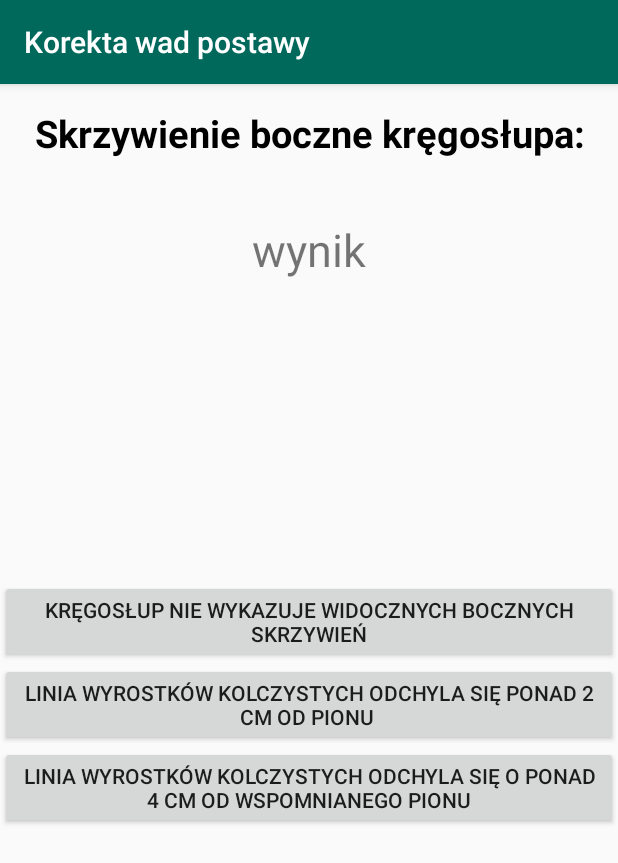
After one commit to Kb861/ProjInzynierski, an Android app: the TestActivity screen opened directly, with no data from a screen before it, on a phone screen of 412 x 824 dp. The commit adds this screen. Shown: the top 863 px of the screen. Run offline under Robolectric (Android 15) with nearby library versions, the phone set to English and light mode, and no system bars; our stand-ins replace ButterKnife.

Commit message:
ExamFragment start

```diff
--- a/app/build.gradle
+++ b/app/build.gradle
@@ -51,5 +51,4 @@ dependencies {
     implementation 'com.github.PhilJay:MPAndroidChart:v3.0.3'
 
 
-
 }
--- a/app/src/main/AndroidManifest.xml
+++ b/app/src/main/AndroidManifest.xml
@@ -52,7 +52,8 @@
         <activity
             android:name=".Statistics.TabStatisticActivity"
             android:label="@string/title_activity_tab_statistic"
-            android:theme="@style/AppTheme.NoActionBar"></activity>
+            android:theme="@style/AppTheme.NoActionBar" />
+        <activity android:name=".Exam.TestActivity"></activity>
     </application>
 
 </manifest>
--- /dev/null
+++ b/app/src/main/java/com/example/ketri/korektawadpostawy/Exam/Questions.java
@@ -0,0 +1,47 @@
+package com.example.ketri.korektawadpostawy.Exam;
+
+import java.security.PrivateKey;
+
+/**
+ * Created by ketri on 23.10.2018.
+ */
+
+public class Questions {
+
+    public String Questions[] = {
+            "Ustawienie głowy:",
+            "Ustawienie barków:",
+            "Ustawienie i kształt klatki piersiowej:",
+            "Ustawienie łopatek:",
+            "Skrzywienie boczne kręgosłupa:",
+            "Ustawienie brzucha:"
+    };
+    private String Choices[] []={
+            {"nos nie wystaje przed pion przechodzący przez górną część rękojeści mostka", "twarz nie wystaje w przód przed pion przechodzący przez rękojeść mostka", "twarz wystaje w przód przed rękojeść mostka, głowa jest silnie pochylona do przodu"},
+            {"szczyt barków znajduje się na tle tylnej części szyi", "szczyt barków znajduje się na tle przedniej części szyi", "szczyt barków znajduje się przed konturem szyi"},
+            {"klatka piersiowa dobrze wykształcona", "klatka piersiowa nieco spłaszczona", "klatka piersiowa płaska"},
+            {"łopatki tworzą jednolita płaszczyznę pleców", "łopatki odstają od konturu pleców na więcej niż jeden palec", "łopatki odstają od konturu pleców na więcej niż 2 palce"},
+            {"kręgosłup nie wykazuje widocznych bocznych skrzywień", "linia wyrostków kolczystych odchyla się ponad 2 cm od pionu ", "linia wyrostków kolczystych odchyla się o ponad 4 cm od wspomnianego pionu"},
+            {"brzuch płaski", "brzuch uwypuklony, nie występujący przed linią klatki piersiowej", "brzuch obwisły, wystający poza linię klatki piersiowej"}
+    };
+
+    public String getQuestion(int a){
+        String question = Questions[a];
+        return question;
+    }
+
+    public String getChoice1(int a){
+        String choice = Choices[a][0];
+        return choice;
+    }
+
+    public String getChoice2(int a){
+        String choice = Choices[a][1];
+        return choice;
+    }
+
+    public String getChoice3(int a){
+        String choice = Choices[a][2];
+        return choice;
+    }
+}
--- /dev/null
+++ b/app/src/main/java/com/example/ketri/korektawadpostawy/Exam/TestActivity.java
@@ -0,0 +1,132 @@
+package com.example.ketri.korektawadpostawy.Exam;
+
+import android.content.DialogInterface;
+import android.content.Intent;
+import android.support.v7.app.AlertDialog;
+import android.support.v7.app.AppCompatActivity;
+import android.os.Bundle;
+import android.view.View;
+import android.widget.Button;
+import android.widget.TextView;
+import android.widget.Toast;
+
+import com.example.ketri.korektawadpostawy.R;
+
+import java.util.Random;
+
+import butterknife.BindView;
+import butterknife.ButterKnife;
+import butterknife.OnClick;
+
+public class TestActivity extends AppCompatActivity {
+
+    private Questions questions=new Questions();
+    private int QuestionLength=questions.Questions.length;
+    Random r;
+    private  String defect;
+
+    @BindView(R.id.score)
+    TextView score;
+
+    @BindView(R.id.question)
+    TextView question;
+
+    @BindView(R.id.answer1)
+    Button answer1;
+
+    @BindView(R.id.answer2)
+    Button answer2;
+
+    @BindView(R.id.answer3)
+    Button answer3;
+
+    @OnClick(R.id.answer1)
+    void onClick1(View view) {
+        updateQuestion(r.nextInt(QuestionLength));
+    }
+
+    @OnClick(R.id.answer2)
+    void onClick2(View view) {
+        updateQuestion(r.nextInt(QuestionLength));
+
+
+    }
+
+    @OnClick(R.id.answer3)
+    void onClick3(View view) {
+        if(question.getText() == "Skrzywienie boczne kręgosłupa:")
+        {
+            defect ="skolioza";
+           // score.setText("Prawdopodona skolioza");
+            info();
+            updateQuestion(r.nextInt(QuestionLength));
+
+        }
+        if(question.getText() == "Ustawienie głowy:")
+        {
+            score.setText("Prawdopodona kifoza");
+            updateQuestion(r.nextInt(QuestionLength));
+
+        }
+        if(question.getText() == "Ustawienie barków:")
+        {
+            score.setText("Prawdopodona ow");
+            updateQuestion(r.nextInt(QuestionLength));
+
+        }
+
+        if(question.getText() == "Ustawienie i kształt klatki piersiowej:")
+        {
+            score.setText("Prawdopodona plaskie");
+            updateQuestion(r.nextInt(QuestionLength));
+
+        }
+        if(question.getText() == "Ustawienie łopatek:")
+        {
+            score.setText("Prawdopodona kifoza lub ow.");
+            updateQuestion(r.nextInt(QuestionLength));
+
+        }
+        if(question.getText() == "Ustawienie brzucha:")
+        {
+            score.setText("Prawdopodona lordoza");
+            updateQuestion(r.nextInt(QuestionLength));
+
+        }
+    }
+
+    @Override
+    protected void onCreate(Bundle savedInstanceState) {
+        super.onCreate(savedInstanceState);
+        setContentView(R.layout.activity_test);
+        ButterKnife.bind(this);
+        r=new Random();
+        updateQuestion(r.nextInt(QuestionLength));
+
+    }
+
+
+
+        private void updateQuestion ( int num){
+        question.setText(questions.getQuestion(num));
+        answer1.setText(questions.getChoice1(num));
+        answer2.setText(questions.getChoice2(num));
+        answer3.setText(questions.getChoice3(num));
+
+    }
+    private void info(){
+        AlertDialog.Builder alertDialogBuilder = new AlertDialog.Builder(TestActivity.this);
+        alertDialogBuilder
+                .setMessage("Prawdopodobna wada postawy to:"+defect+"Idz do lekarza!")
+                .setCancelable(false)
+                .setNegativeButton("OK", new DialogInterface.OnClickListener() {
+                    @Override
+                    public void onClick(DialogInterface dialog, int i) {
+                    closeOptionsMenu();
+                    }
+                });
+        AlertDialog alertDialog = alertDialogBuilder.create();
+        alertDialog.show();
+
+    }
+}
--- a/app/src/main/java/com/example/ketri/korektawadpostawy/Exercises/activities/ExerciseActivity.java
+++ b/app/src/main/java/com/example/ketri/korektawadpostawy/Exercises/activities/ExerciseActivity.java
@@ -153,7 +153,6 @@ public class ExerciseActivity extends AppCompatActivity {
                             buffer.append("Data: " + res.getString(1) + "\n");
                             buffer.append("Punkty: " + res.getString(2) + "\n");
                             buffer.append("Nasrój: " + res.getString(3) + "\n");
-
                         }
                         showMessage("Dane", buffer.toString());
                      }
--- a/app/src/main/java/com/example/ketri/korektawadpostawy/MainActivity.java
+++ b/app/src/main/java/com/example/ketri/korektawadpostawy/MainActivity.java
@@ -10,6 +10,7 @@ import android.support.v7.widget.Toolbar;
 import android.view.Menu;
 import android.view.MenuItem;
 
+import com.example.ketri.korektawadpostawy.Exam.ExamFragment;
 import com.example.ketri.korektawadpostawy.Exercises.ExerciseFragment;
 import com.example.ketri.korektawadpostawy.Home.HomeFragment;
 import com.example.ketri.korektawadpostawy.Maps.RehabilitationFragment;
--- /dev/null
+++ b/app/src/main/res/layout/activity_test.xml
@@ -0,0 +1,33 @@
+<?xml version="1.0" encoding="utf-8"?>
+<LinearLayout xmlns:android="http://schemas.android.com/apk/res/android"
+    xmlns:app="http://schemas.android.com/apk/res-auto"
+    xmlns:tools="http://schemas.android.com/tools"
+    style="@style/LinearLayout"
+    tools:context="com.example.ketri.korektawadpostawy.Exam.TestActivity">
+
+<TextView
+  style="@style/TextViewForUser"
+    android:text="Pytanie"
+    android:id="@+id/question"/>
+    <TextView
+        android:id="@+id/score"
+        android:layout_width="match_parent"
+        android:layout_height="wrap_content"
+        android:text="wynik"
+        android:gravity="center"
+        android:layout_marginTop="40dp"
+        android:textSize="30dp"/>
+    <Button
+        android:layout_marginTop="200dp"
+        android:id="@+id/answer1"
+    android:layout_width="match_parent"
+    android:layout_height="wrap_content" />
+    <Button
+        android:id="@+id/answer2"
+        android:layout_width="match_parent"
+        android:layout_height="wrap_content" />
+    <Button
+        android:id="@+id/answer3"
+        android:layout_width="match_parent"
+        android:layout_height="wrap_content" />
+</LinearLayout>
--- a/app/src/main/res/layout/slide_layout.xml
+++ b/app/src/main/res/layout/slide_layout.xml
@@ -10,7 +10,6 @@
         app:civ_border_width="2dp"
         app:civ_border_color="@color/white"
         />
-
     <TextView
         android:id="@+id/txtHeading"
         style="@style/TextViewMain"
--- a/app/src/main/res/values/colors.xml
+++ b/app/src/main/res/values/colors.xml
@@ -4,7 +4,7 @@
     <color name="colorPrimaryDark">#000</color>
     <color name="colorAccent">#B2DFDB</color>
     <color name="black">#000</color>
-    <color name="white">#fff</color>
+    <color name="white">#ffffff</color>
     <color name="transparentWhite">#cccccc</color>
     <color name="lightorange">#fdf2df</color>
     <color name="lightorangedark">#ebd6ab</color>
--- a/app/src/main/res/values/strings.xml
+++ b/app/src/main/res/values/strings.xml
@@ -30,7 +30,9 @@
     <string name="Data_Inserted">Data inserted</string>
     <string name="Data_not_Inserted">Błąd</string>
     <string name="Data_error">Wprowadź wszystkie dane!</string>
+
     <style name="ZAPISZ">ZAPISZ</style>
+
     <string name="see">ZOBACZ</string>
     <string name="congrat">Gratulacje!</string>
     <string name="badge">Otrzymałeś odznakę</string>
@@ -64,6 +66,8 @@
     <string name="tab_text_1">Tab 1</string>
     <string name="tab_text_2">Tab 2</string>
     <string name="tab_text_3">Tab 3</string>
+    <string name="scol">Skolioza</string>
+    <string name="kyph">Kifoza</string>
 
 
 </resources>
```
Also changed, not shown: app/src/main/java/com/example/ketri/korektawadpostawy/Exam/ExamFragment.java (added, +50 -0 lines), app/src/main/java/com/example/ketri/korektawadpostawy/ExamFragment.java (deleted, +0 -31 lines), app/src/main/java/com/example/ketri/korektawadpostawy/Home/activity/InfoActivity.java (+29 -18 lines), app/src/main/res/layout/fragment_exam.xml (+8 -2 lines).
